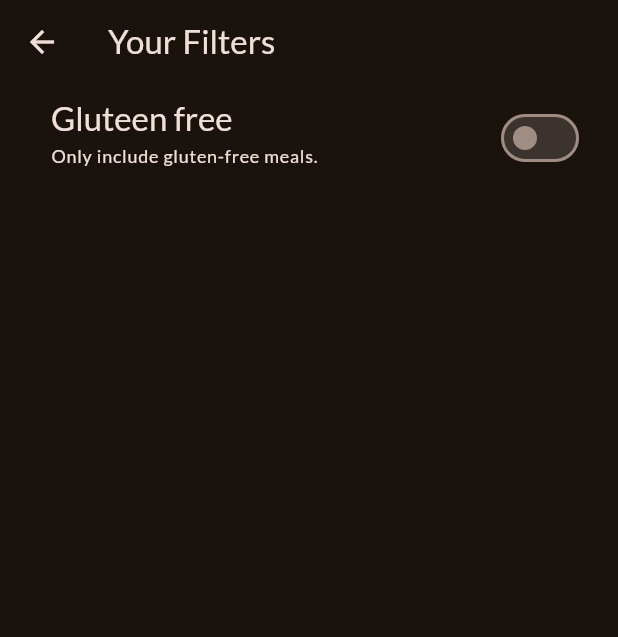
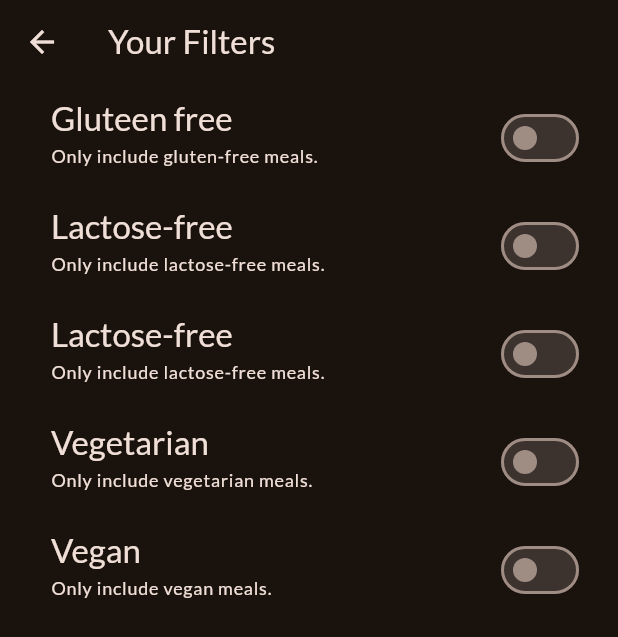
Before and after one commit to rafagomez92/meals_app, a Flutter app: the FiltersScren screen opened directly, on a phone screen of 412 x 824 dp. Shown: the top 637 px of the screen. Run offline on Flutter 3.47's test engine with Material 3 defaults, Android fonts, the phone set to English and light mode, and no system bars; our stand-ins replace google_fonts, transparent_image.

Commit message:
feat: adding filters

```diff
--- a/lib/screens/filters.dart
+++ b/lib/screens/filters.dart
@@ -1,6 +1,13 @@
 import 'package:flutter/material.dart';
 // import 'package:meals/screens/tabs.dart';
 // import 'package:meals/widgets/main_drawer.dart';
+
+enum Filter {
+  glutenFree,
+  lactoseFree,
+  vegetarian,
+  vegan,
+}
 
 class FiltersScren extends StatefulWidget {
   const FiltersScren({super.key});
@@ -11,6 +18,9 @@ class FiltersScren extends StatefulWidget {
 
 class _FiltersScrenState extends State<FiltersScren> {
   var _glutenFreeFilterSet = false;
+  var _lactoseFreeFilterSet = false;
+  var _vegetarianFilterSet = false;
+  var _veganFilterSet = false;
 
   @override
   Widget build(BuildContext context) {
@@ -25,7 +35,18 @@ class _FiltersScrenState extends State<FiltersScren> {
       //         .push(MaterialPageRoute(builder: (ctx) => const TabsScreen()));
       //   }
       // }),
-      body: Column(
+      body: PopScope(
+        canPop: false,
+        onPopInvoked: (bool didPop) async {
+          if (didPop) return;
+          Navigator.of(context).pop({
+            Filter.glutenFree: _glutenFreeFilterSet,
+            Filter.lactoseFree: _lactoseFreeFilterSet,
+            Filter.vegetarian: _vegetarianFilterSet,
+            Filter.vegan: _veganFilterSet,
+          });
+        },
+        child: Column(
           children: [
             SwitchListTile(
               value: _glutenFreeFilterSet,
@@ -50,8 +71,105 @@ class _FiltersScrenState extends State<FiltersScren> {
               ),
               activeColor: Theme.of(context).colorScheme.tertiary,
               contentPadding: const EdgeInsets.only(left: 34, right: 22),
+            ),
+            SwitchListTile(
+              value: _lactoseFreeFilterSet,
+              onChanged: (isChecked) {
+                setState(() {
+                  _lactoseFreeFilterSet = isChecked;
+                });
+              },
+              title: Text(
+                "Lactose-free",
+                style: Theme.of(context)
+                    .textTheme
+                    .titleLarge!
+                    .copyWith(color: Theme.of(context).colorScheme.onSurface),
+              ),
+              subtitle: Text(
+                "Only include lactose-free meals.",
+                style: Theme.of(context)
+                    .textTheme
+                    .labelMedium!
+                    .copyWith(color: Theme.of(context).colorScheme.onSurface),
+              ),
+              activeColor: Theme.of(context).colorScheme.tertiary,
+              contentPadding: const EdgeInsets.only(left: 34, right: 22),
+            ),
+            SwitchListTile(
+              value: _lactoseFreeFilterSet,
+              onChanged: (isChecked) {
+                setState(() {
+                  _lactoseFreeFilterSet = isChecked;
+                });
+              },
+              title: Text(
+                "Lactose-free",
+                style: Theme.of(context)
+                    .textTheme
+                    .titleLarge!
+                    .copyWith(color: Theme.of(context).colorScheme.onSurface),
+              ),
+              subtitle: Text(
+                "Only include lactose-free meals.",
+                style: Theme.of(context)
+                    .textTheme
+                    .labelMedium!
+                    .copyWith(color: Theme.of(context).colorScheme.onSurface),
+              ),
+              activeColor: Theme.of(context).colorScheme.tertiary,
+              contentPadding: const EdgeInsets.only(left: 34, right: 22),
+            ),
+            SwitchListTile(
+              value: _vegetarianFilterSet,
+              onChanged: (isChecked) {
+                setState(() {
+                  _vegetarianFilterSet = isChecked;
+                });
+              },
+              title: Text(
+                "Vegetarian",
+                style: Theme.of(context)
+                    .textTheme
+                    .titleLarge!
+                    .copyWith(color: Theme.of(context).colorScheme.onSurface),
+              ),
+              subtitle: Text(
+                "Only include vegetarian meals.",
+                style: Theme.of(context)
+                    .textTheme
+                    .labelMedium!
+                    .copyWith(color: Theme.of(context).colorScheme.onSurface),
+              ),
+              activeColor: Theme.of(context).colorScheme.tertiary,
+              contentPadding: const EdgeInsets.only(left: 34, right: 22),
+            ),
+            SwitchListTile(
+              value: _veganFilterSet,
+              onChanged: (isChecked) {
+                setState(() {
+                  _veganFilterSet = isChecked;
+                });
+              },
+              title: Text(
+                "Vegan",
+                style: Theme.of(context)
+                    .textTheme
+                    .titleLarge!
+                    .copyWith(color: Theme.of(context).colorScheme.onSurface),
+              ),
+              subtitle: Text(
+                "Only include vegan meals.",
+                style: Theme.of(context)
+                    .textTheme
+                    .labelMedium!
+                    .copyWith(color: Theme.of(context).colorScheme.onSurface),
+              ),
+              activeColor: Theme.of(context).colorScheme.tertiary,
+              contentPadding: const EdgeInsets.only(left: 34, right: 22),
             )
           ],
+        ),
       ),
     );
   }
```
Lines whose indentation alone changed are shown as unchanged.
